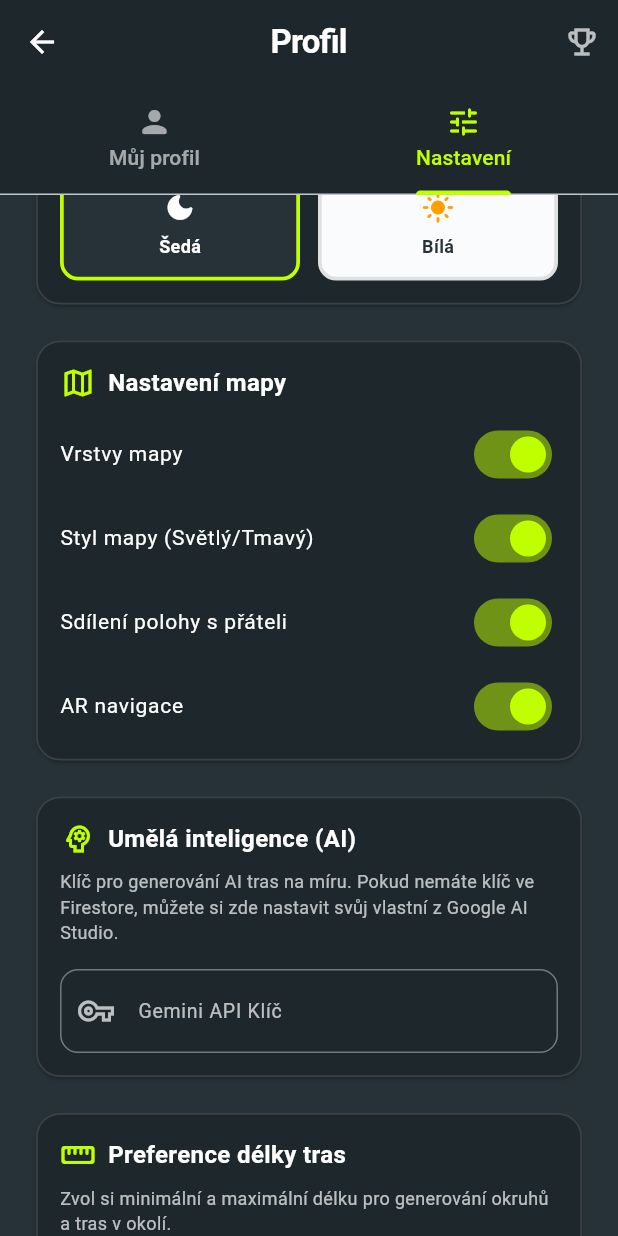
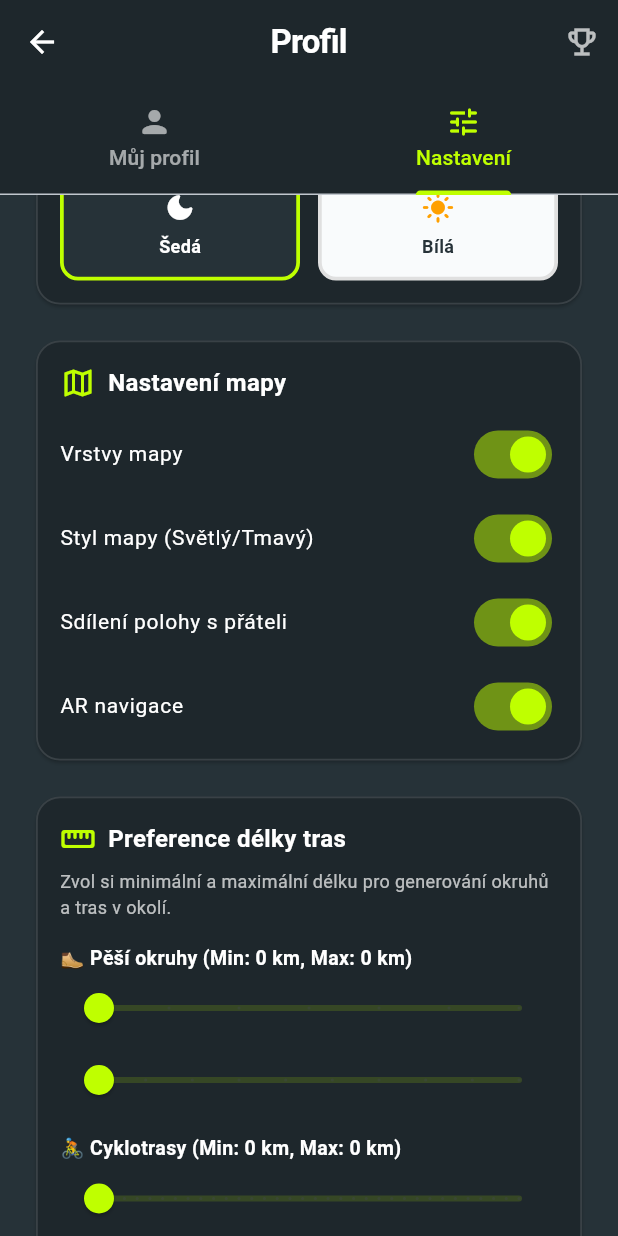
Before and after one commit to Zetro39/Hejbej_se, a Flutter app: the ProfileScreen screen opened directly with empty values, tab 2 chosen, scrolled down 576 dp, on a phone screen of 412 x 824 dp. Run offline on Flutter 3.47's test engine with Material 3 defaults, Android fonts, the phone set to English and light mode, and no system bars; our stand-ins replace app_links, audioplayers, camera, cloud_firestore, confetti, firebase_auth and 14 more; missing offline and left inert: home_widget, mobile_scanner, pay; accounts and stored records are empty; statements that could not run were skipped.

Commit message:
chore: bump build version to 1.2.3+151 and revert client-side gemini api key input

```diff
--- a/lib/features/profile/profile_screen.dart
+++ b/lib/features/profile/profile_screen.dart
@@ -59,7 +59,6 @@ class _ProfileScreenState extends State<ProfileScreen> {
   bool _isLocalDataLoaded = false;
 
   TextEditingController? _usernameController;
-  TextEditingController? _geminiApiKeyController;
   int? _tempGoal;
   String? _tempTheme;
   bool? _tempShowMapType;
@@ -94,10 +93,8 @@ class _ProfileScreenState extends State<ProfileScreen> {
   void initState() {
     super.initState();
     _usernameController = TextEditingController(text: _username);
-    _geminiApiKeyController = TextEditingController();
     SharedPreferences.getInstance().then((prefs) {
       if (mounted) {
-        _geminiApiKeyController?.text = prefs.getString('gemini_api_key') ?? '';
         setState(() {
           _tempWalkMin = prefs.getDouble('walk_range_min') ?? 2.0;
           _tempWalkMax = prefs.getDouble('walk_range_max') ?? 5.0;
@@ -131,7 +128,6 @@ class _ProfileScreenState extends State<ProfileScreen> {
   @override
   void dispose() {
     _usernameController?.dispose();
-    _geminiApiKeyController?.dispose();
     super.dispose();
   }
 
@@ -995,56 +991,6 @@ class _ProfileScreenState extends State<ProfileScreen> {
           ),
           const SizedBox(height: 16),
 
-          // CARD 5: Umělá inteligence (AI)
-          Card(
-            color: cardColor,
-            elevation: 1,
-            shape: RoundedRectangleBorder(
-              borderRadius: BorderRadius.circular(16),
-              side: BorderSide(color: borderColor, width: 1.2),
-            ),
-            child: Padding(
-              padding: const EdgeInsets.all(16.0),
-              child: Column(
-                crossAxisAlignment: CrossAxisAlignment.start,
-                children: [
-                  Row(
-                    children: [
-                      Icon(Icons.psychology_outlined, color: accentColor),
-                      const SizedBox(width: 8),
-                      Text(
-                        'Umělá inteligence (AI)',
-                        style: TextStyle(fontWeight: FontWeight.bold, fontSize: 16, color: textColor),
-                      ),
-                    ],
-                  ),
-                  const SizedBox(height: 8),
-                  Text(
-                    'Klíč pro generování AI tras na míru. Pokud nemáte klíč ve Firestore, můžete si zde nastavit svůj vlastní z Google AI Studio.',
-                    style: TextStyle(fontSize: 12, color: textSecondary),
-                  ),
-                  const SizedBox(height: 16),
-                  TextField(
-                    controller: _geminiApiKeyController,
-                    style: TextStyle(color: textColor),
-                    obscureText: true,
-                    decoration: InputDecoration(
-                      labelText: 'Gemini API Klíč',
-                      labelStyle: TextStyle(color: textSecondary, fontSize: 13),
-                      prefixIcon: Icon(Icons.vpn_key_outlined, color: textSecondary),
-                      border: OutlineInputBorder(borderRadius: BorderRadius.circular(12)),
-                      focusedBorder: OutlineInputBorder(
-                        borderRadius: BorderRadius.circular(12),
-                        borderSide: BorderSide(color: accentColor, width: 2),
-                      ),
-                    ),
-                  ),
-                ],
-              ),
-            ),
-          ),
-          const SizedBox(height: 16),
-
           // CARD 6: Preference délky tras
           Card(
             color: cardColor,
@@ -1283,7 +1229,6 @@ class _ProfileScreenState extends State<ProfileScreen> {
       await prefs.setBool('show_map_style', _tempShowMapStyle ?? true);
       await prefs.setBool('show_share_location', _tempShowShareLocation ?? true);
       await prefs.setBool('show_ar_nav', _tempShowArNav ?? true);
-      await prefs.setString('gemini_api_key', _geminiApiKeyController?.text.trim() ?? '');
       await prefs.setDouble('walk_range_min', _tempWalkMin ?? 2.0);
       await prefs.setDouble('walk_range_max', _tempWalkMax ?? 5.0);
       await prefs.setDouble('bike_range_min', _tempBikeMin ?? 10.0);
--- a/pubspec.yaml
+++ b/pubspec.yaml
@@ -1,7 +1,7 @@
 name: hejbej_se
 description: Hejbej se – trasy v ČR s gamifikací.
 publish_to: "none"
-version: 1.2.3+150
+version: 1.2.3+151
 
 environment:
   sdk: ">=3.3.0 <4.0.0"
```
